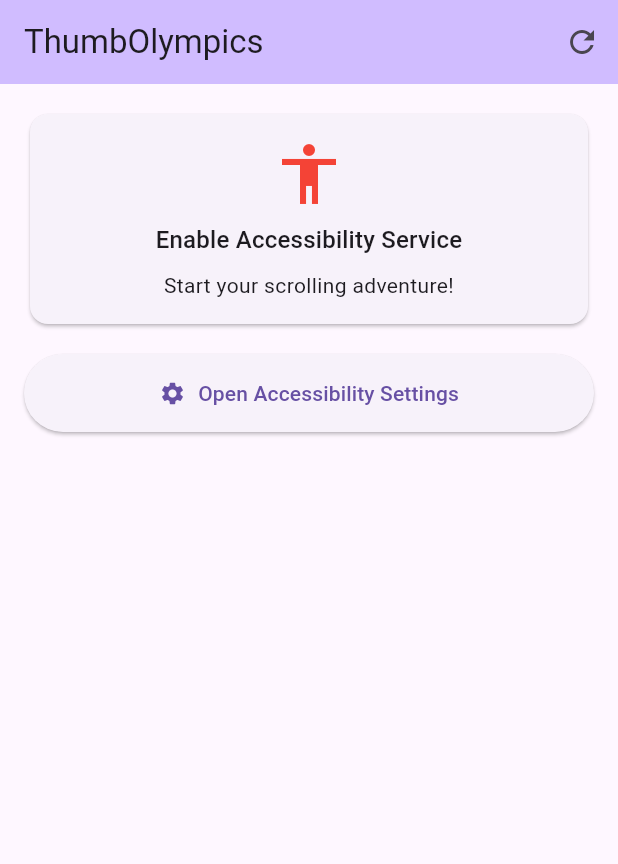
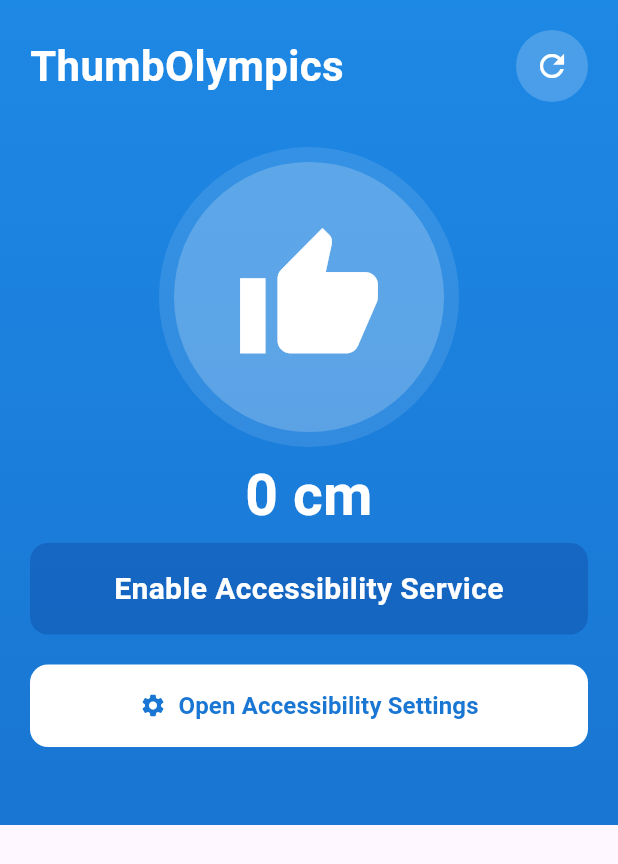
Before and after one commit to kevinjosephh/ThumbOlympics, a Flutter app: the screen it shows after launch, on a phone screen of 412 x 824 dp. Shown: the top 864 px of the screen. Run offline on Flutter 3.47's test engine with Material 3 defaults, Android fonts, the phone set to English and light mode, and no system bars; our stand-ins replace shared_preferences.

Commit message:
minor ui  colour and alignmnet

```diff
--- a/lib/main.dart
+++ b/lib/main.dart
@@ -199,7 +199,7 @@ class _ThumbOlympicsHomePageState extends State<ThumbOlympicsHomePage>
     } else if (meters < 1) {
       return '${(meters * 100).toStringAsFixed(0)} cm';
     } else {
-      return '${meters.toStringAsFixed(1)} m';
+      return '${meters.toStringAsFixed(0)} m';
     }
   }
 
@@ -296,290 +296,277 @@ class _ThumbOlympicsHomePageState extends State<ThumbOlympicsHomePage>
     }
   }
 
+  String _getAchievementMessage() {
+    final relevantComparisons = _getRelevantComparisons();
+
+    // Find the first completed achievement
+    for (final comparison in relevantComparisons) {
+      final ratio = totalScrollDistance / comparison.value;
+      if (ratio >= 1.0) {
+        return "🏃‍♀️ You just scrolled the height of ${comparison.key}!";
+      }
+    }
+
+    // If no completed achievements, show progress toward next milestone
+    for (final comparison in relevantComparisons) {
+      final ratio = totalScrollDistance / comparison.value;
+      if (ratio < 1.0 && ratio > 0.1) {
+        final percentage = (ratio * 100).toInt();
+        return "🎯 $percentage% of the way to ${comparison.key}!";
+      }
+    }
+
+    return "🚀 Keep scrolling to reach your first milestone!";
+  }
+
   @override
   Widget build(BuildContext context) {
     final relevantComparisons = _getRelevantComparisons();
 
     return Scaffold(
-      appBar: AppBar(
-        title: const Text('ThumbOlympics'),
-        backgroundColor: Theme.of(context).colorScheme.inversePrimary,
-        actions: [
-          IconButton(
-            icon: const Icon(Icons.refresh),
+      body: Container(
+        decoration: BoxDecoration(
+          gradient: LinearGradient(
+            begin: Alignment.topCenter,
+            end: Alignment.bottomCenter,
+            colors: [
+              const Color(0xFF1E88E5),
+              const Color(0xFF1976D2),
+            ],
+          ),
+        ),
+        child: SafeArea(
+          child: SingleChildScrollView(
+            padding: const EdgeInsets.all(20.0),
+            child: Column(
+              crossAxisAlignment: CrossAxisAlignment.stretch,
+              children: [
+                // Header with app name and refresh button
+                Row(
+                  mainAxisAlignment: MainAxisAlignment.spaceBetween,
+                  children: [
+                    Text(
+                      'ThumbOlympics',
+                      style: TextStyle(
+                        fontSize: 28,
+                        fontWeight: FontWeight.bold,
+                        color: Colors.white,
+                      ),
+                    ),
+                    Container(
+                      decoration: BoxDecoration(
+                        color: Colors.white.withOpacity(0.2),
+                        shape: BoxShape.circle,
+                      ),
+                      child: IconButton(
+                        icon: const Icon(Icons.refresh, color: Colors.white),
                         onPressed: _checkAccessibilityAndStart,
-            tooltip: 'Refresh Status',
+                      ),
                     ),
                   ],
                 ),
-      body: SafeArea(
-        child: SingleChildScrollView(
-          padding: const EdgeInsets.all(16.0),
+                const SizedBox(height: 30),
+
+                // Main thumb icon and distance display
+                Container(
+                  height: 200,
+                  decoration: BoxDecoration(
+                    color: Colors.white.withOpacity(0.1),
+                    shape: BoxShape.circle,
+                  ),
                   child: Column(
-            crossAxisAlignment: CrossAxisAlignment.stretch,
+                    mainAxisAlignment: MainAxisAlignment.center,
                     children: [
-              // Status Card
-              Card(
-                child: Padding(
-                  padding: const EdgeInsets.all(16.0),
-                  child: Column(
-                    children: [
-                      Icon(
-                        isAccessibilityEnabled
-                            ? Icons.accessibility_new
-                            : Icons.accessibility,
-                        size: 48,
-                        color: isAccessibilityEnabled ? Colors.green : Colors.red,
+                      // Thumb icon
+                      Container(
+                        width: 180,
+                        height: 180,
+                        decoration: BoxDecoration(
+                          color: Colors.white.withOpacity(0.2),
+                          shape: BoxShape.circle,
                         ),
-                      const SizedBox(height: 8),
-                      Text(
-                        isAccessibilityEnabled
-                            ? 'Tracking Your Scroll Journey'
-                            : 'Enable Accessibility Service',
-                        style: Theme.of(context).textTheme.titleMedium,
-                        textAlign: TextAlign.center,
+                        child: Icon(
+                          Icons.thumb_up,
+                          size: 100,
+                          color: Colors.white,
                         ),
-                      const SizedBox(height: 8),
-                      Text(
-                        isAccessibilityEnabled
-                            ? 'Every scroll is being measured...'
-                            : 'Start your scrolling adventure!',
-                        style: Theme.of(context).textTheme.bodyMedium,
-                        textAlign: TextAlign.center,
                       ),
                     ],
                   ),
                 ),
+                const SizedBox(height: 5),
+                // Distance display
+                Text(
+                  _formatDistance(totalScrollDistance),
+                  style: TextStyle(
+                    fontSize: 38,
+                    fontWeight: FontWeight.bold,
+                    color: Colors.white,
                   ),
-              const SizedBox(height: 16),
+                  textAlign: TextAlign.center,
+                ),
+                const SizedBox(height: 5),
+                // Status message
+                Container(
+                  padding: const EdgeInsets.all(16),
+                  decoration: BoxDecoration(
+                    color: Color(0xFF0D47A1).withOpacity(0.4),
+                    borderRadius: BorderRadius.circular(12),
+                  ),
+                  child: Text(
+                    isAccessibilityEnabled
+                        ? 'Thumb in Beast Mode'
+                        : 'Enable Accessibility Service',
+                    style: TextStyle(
+                      fontSize: 20,
+                      fontWeight: FontWeight.w600,
+                      color: Colors.white,
+                    ),
+                    textAlign: TextAlign.center,
+                  ),
+                ),
+                const SizedBox(height: 20),
 
                 if (isAccessibilityEnabled) ...[
-                // Total Distance Card
-                Card(
-                  child: Padding(
-                    padding: const EdgeInsets.all(16.0),
-                    child: Column(
+                  // Distance Today Card
+                  Container(
+                    padding: const EdgeInsets.all(20),
+                    decoration: BoxDecoration(
+                      color: Colors.white,
+                      borderRadius: BorderRadius.circular(16),
+                    ),
+                    child: Row(
+                      mainAxisAlignment: MainAxisAlignment.spaceBetween,
+                      children: [
+                        Column(
+                          crossAxisAlignment: CrossAxisAlignment.start,
                           children: [
                             Text(
-                          'Total Scroll Distance',
-                          style: Theme.of(context).textTheme.titleMedium,
+                              'Distance Today',
+                              style: TextStyle(
+                                fontSize: 16,
+                                color: Colors.grey[600],
                               ),
-                        const SizedBox(height: 8),
+                            ),
                             Text(
                               _formatDistance(totalScrollDistance),
-                          style: Theme.of(context).textTheme.headlineLarge?.copyWith(
+                              style: TextStyle(
+                                fontSize: 32,
                                 fontWeight: FontWeight.bold,
-                            color: Theme.of(context).primaryColor,
+                                color: Colors.black,
                               ),
                             ),
-                        const SizedBox(height: 8),
+                          ],
+                        ),
                         Text(
-                          _getPlayfulMessage(),
-                          style: Theme.of(context).textTheme.bodyLarge,
-                          textAlign: TextAlign.center,
+                          '$scrollCount',
+                          style: TextStyle(
+                            fontSize: 32,
+                            fontWeight: FontWeight.bold,
+                            color: Colors.grey[400],
                           ),
-                        const SizedBox(height: 4),
-                        Text(
-                          _getScrollAdvice(),
-                          style: Theme.of(context).textTheme.bodyMedium?.copyWith(
-                            fontStyle: FontStyle.italic,
-                            color: Theme.of(context).colorScheme.secondary,
-                          ),
-                          textAlign: TextAlign.center,
                         ),
                       ],
                     ),
                   ),
-                ),
                   const SizedBox(height: 16),
 
-                // Scroll Count Card
-                Card(
-                  child: Padding(
-                    padding: const EdgeInsets.all(16.0),
-                    child: Column(
+                  // Achievement Card
+                  Container(
+                    padding: const EdgeInsets.all(20),
+                    decoration: BoxDecoration(
+                      color: Color(0xFFE3F2FD),
+                      borderRadius: BorderRadius.circular(16),
+                    ),
+                    child: Row(
                       children: [
-                        Text(
-                          'Scroll Events',
-                          style: Theme.of(context).textTheme.titleMedium,
+                        Icon(
+                          Icons.emoji_events,
+                          size: 30,
+                          color: Color(0xFF1976D2),
                         ),
-                        const SizedBox(height: 8),
-                        Text(
-                          '$scrollCount',
-                          style: Theme.of(context).textTheme.headlineMedium?.copyWith(
-                            fontWeight: FontWeight.bold,
+                        const SizedBox(width: 12),
+                        Expanded(
+                          child: Text(
+                            _getAchievementMessage(),
+                            style: TextStyle(
+                              fontSize: 16,
+                              fontWeight: FontWeight.w600,
+                              color: Color(0xFF1976D2),
                             ),
                           ),
-                        const SizedBox(height: 8),
-                        Text(
-                          'That\'s a lot of swiping! 📱',
-                          style: Theme.of(context).textTheme.bodyMedium,
-                          textAlign: TextAlign.center,
                         ),
                       ],
                     ),
                   ),
+                  const SizedBox(height: 20),
+                ],
+
+                // Action Buttons
+                ElevatedButton(
+                  onPressed: _openAccessibilitySettings,
+                  style: ElevatedButton.styleFrom(
+                    backgroundColor: Colors.white,
+                    foregroundColor: Color(0xFF1976D2),
+                    padding: const EdgeInsets.all(16),
+                    shape: RoundedRectangleBorder(
+                      borderRadius: BorderRadius.circular(12),
                     ),
-                const SizedBox(height: 16),
-
-                // Distance Comparisons
-                if (relevantComparisons.isNotEmpty) ...[
-                  Card(
-                    child: Padding(
-                      padding: const EdgeInsets.all(16.0),
-                      child: Column(
-                        crossAxisAlignment: CrossAxisAlignment.start,
-                        children: [
-                          Text(
-                            'Your Scroll Journey',
-                            style: Theme.of(context).textTheme.titleMedium,
-                          ),
-                          const SizedBox(height: 12),
-                          ...relevantComparisons.asMap().entries.map((entry) {
-                            final index = entry.key;
-                            final comparison = entry.value;
-                            final ratio = totalScrollDistance / comparison.value;
-                            final percentage = (ratio * 100).toStringAsFixed(1);
-                            final remaining = comparison.value - totalScrollDistance;
-                            final isCompleted = ratio >= 1.0;
-
-                            return Container(
-                              margin: const EdgeInsets.only(bottom: 12.0),
-                              padding: const EdgeInsets.all(12.0),
-                              decoration: BoxDecoration(
-                                color: isCompleted
-                                    ? Colors.green.withOpacity(0.1)
-                                    : Theme.of(context).colorScheme.surfaceVariant.withOpacity(0.3),
-                                borderRadius: BorderRadius.circular(8.0),
-                                border: Border.all(
-                                  color: isCompleted
-                                      ? Colors.green.withOpacity(0.3)
-                                      : Theme.of(context).colorScheme.outline.withOpacity(0.2),
-                                  width: 1,
-                                ),
+                    elevation: 0,
                   ),
                   child: Row(
+                    mainAxisAlignment: MainAxisAlignment.center,
                     children: [
-                                  // Progress indicator or completion icon
-                                  Container(
-                                    width: 32,
-                                    height: 32,
-                                    decoration: BoxDecoration(
-                                      shape: BoxShape.circle,
-                                      color: isCompleted
-                                          ? Colors.green
-                                          : Theme.of(context).primaryColor.withOpacity(0.2),
-                                    ),
-                                    child: Icon(
-                                      isCompleted ? Icons.check : Icons.flag,
-                                      color: isCompleted
-                                          ? Colors.white
-                                          : Theme.of(context).primaryColor,
-                                      size: 18,
-                                    ),
-                                  ),
-                                  const SizedBox(width: 12),
-                                  Expanded(
-                                    child: Column(
-                                      crossAxisAlignment: CrossAxisAlignment.start,
-                                      children: [
-                                        Row(
-                                          children: [
-                                            Expanded(
-                                              child: Text(
-                                                comparison.key,
-                                                style: Theme.of(context).textTheme.bodyLarge?.copyWith(
+                      Icon(Icons.settings),
+                      const SizedBox(width: 8),
+                      Text(
+                        'Open Accessibility Settings',
+                        style: TextStyle(
+                          fontSize: 16,
                           fontWeight: FontWeight.w600,
-                                                  color: isCompleted ? Colors.green.shade700 : null,
-                                                ),
-                                              ),
-                                            ),
-                                            Text(
-                                              _formatDistance(comparison.value),
-                                              style: Theme.of(context).textTheme.bodySmall?.copyWith(
-                                                color: Theme.of(context).colorScheme.onSurface.withOpacity(0.6),
                         ),
                       ),
                     ],
                   ),
-                                        const SizedBox(height: 4),
-                                        if (isCompleted) ...[
-                                          Text(
-                                            '🎉 Completed! You scrolled ${ratio.toStringAsFixed(1)}x this distance!',
-                                            style: Theme.of(context).textTheme.bodySmall?.copyWith(
-                                              color: Colors.green.shade600,
-                                              fontWeight: FontWeight.w500,
                 ),
-                                          ),
-                                        ] else ...[
-                                          // Progress bar for in-progress items
-                                          Row(
-                                            children: [
-                                              Expanded(
-                                                child: LinearProgressIndicator(
-                                                  value: ratio.clamp(0.0, 1.0),
-                                                  backgroundColor: Theme.of(context).colorScheme.outline.withOpacity(0.2),
-                                                  valueColor: AlwaysStoppedAnimation<Color>(
-                                                    Theme.of(context).primaryColor,
-                                                  ),
-                                                ),
-                                              ),
-                                              const SizedBox(width: 8),
-                                              Text(
-                                                '$percentage%',
-                                                style: Theme.of(context).textTheme.bodySmall?.copyWith(
-                                                  fontWeight: FontWeight.w500,
-                                                ),
-                                              ),
+                const SizedBox(height: 12),
+
+                // if (totalScrollDistance > 0)
+                //   OutlinedButton(
+                //     onPressed: () async {
+                //       setState(() {
+                //         totalScrollDistance = 0.0;
+                //         scrollCount = 0;
+                //       });
+                //       await _saveScrollData();
+                //     },
+                //     style: OutlinedButton.styleFrom(
+                //       foregroundColor: Colors.white,
+                //       side: BorderSide(color: Colors.white.withOpacity(0.5)),
+                //       padding: const EdgeInsets.all(16),
+                //       shape: RoundedRectangleBorder(
+                //         borderRadius: BorderRadius.circular(12),
+                //       ),
+                //     ),
+                //     child: Row(
+                //       mainAxisAlignment: MainAxisAlignment.center,
+                //       children: [
+                //         Icon(Icons.refresh),
+                //         const SizedBox(width: 8),
+                //         Text(
+                //           'Reset Counter',
+                //           style: TextStyle(
+                //             fontSize: 16,
+                //             fontWeight: FontWeight.w600,
+                //           ),
+                //         ),
+                //       ],
+                //     ),
+                //   ),
+
+                const SizedBox(height: 20), // Bottom padding
               ],
             ),
-                                          const SizedBox(height: 2),
-                                          Text(
-                                            '${_formatDistance(remaining)} to go',
-                                            style: Theme.of(context).textTheme.bodySmall?.copyWith(
-                                              color: Theme.of(context).colorScheme.onSurface.withOpacity(0.6),
-                                            ),
-                                          ),
-                                        ],
-                                      ],
-                                    ),
-                                  ),
-                                ],
-                              ),
-                            );
-                          }),
-                        ],
-                      ),
-                    ),
-                  ),
-                  const SizedBox(height: 16),
-                ],
-              ],
-
-              // Action Buttons
-              ElevatedButton.icon(
-                onPressed: _openAccessibilitySettings,
-                icon: const Icon(Icons.settings),
-                label: const Text('Open Accessibility Settings'),
-                style: ElevatedButton.styleFrom(
-                  padding: const EdgeInsets.all(16),
-                ),
-              ),
-              const SizedBox(height: 8),
-              if (totalScrollDistance > 0)
-                OutlinedButton.icon(
-                  onPressed: () async {
-                    setState(() {
-                      totalScrollDistance = 0.0;
-                      scrollCount = 0;
-                    });
-                    await _saveScrollData();
-                  },
-                  icon: const Icon(Icons.refresh),
-                  label: const Text('Reset Counter'),
-                ),
-              const SizedBox(height: 16), // Bottom padding for safe area
-            ],
           ),
         ),
       ),
```
Lines whose indentation alone changed are shown as unchanged.
